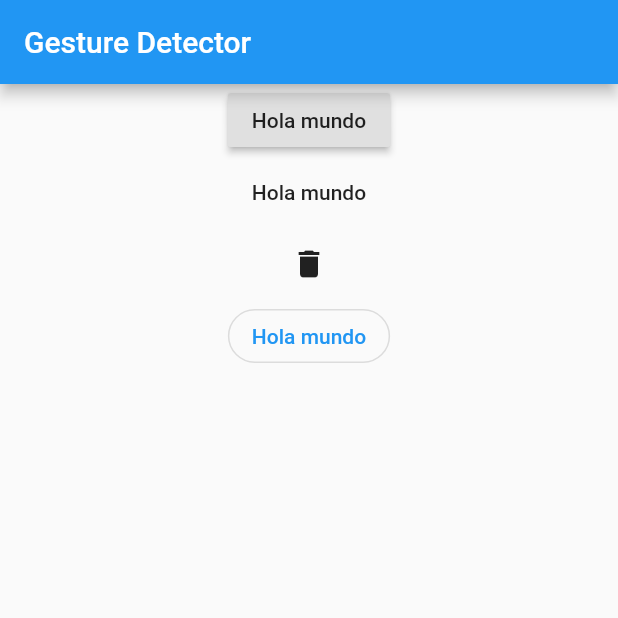
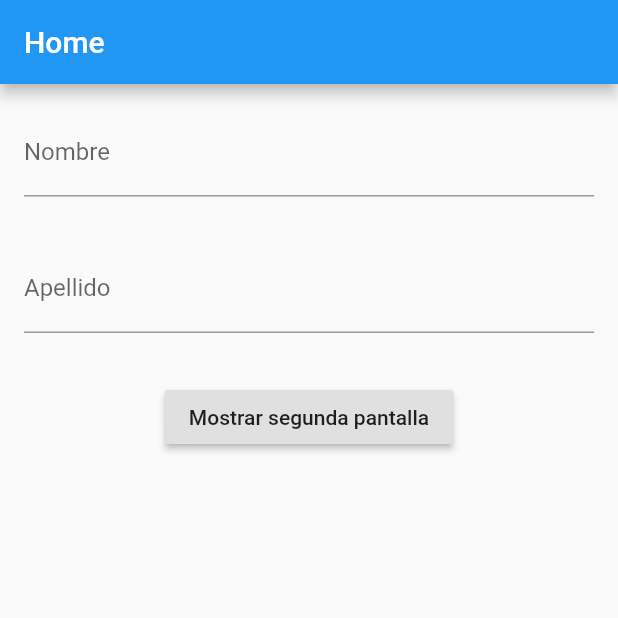
Before and after one commit to rogelio1502/learning-flutter, a Flutter app: the screen it shows after launch, on a phone screen of 412 x 824 dp, the top half of it. Run offline on Flutter 3.47's test engine with Material 2 defaults, Android fonts, the phone set to English and light mode, and no system bars.

Commit message:
navigation and textfield

```diff
--- a/lib/main.dart
+++ b/lib/main.dart
@@ -1,6 +1,8 @@
 import 'dart:async';
 
 import 'package:flutter/material.dart';
+import 'package:my_app/pages/my_home_page.dart';
+import 'package:my_app/pages/second_page.dart';
 
 void main() => runApp(const MyApp());
 
@@ -9,70 +11,14 @@ class MyApp extends StatelessWidget {
 
   @override
   Widget build(BuildContext context) {
-    return const MaterialApp(
+    return MaterialApp(
       title: 'Material App',
-      home: MyHomePage(),
+      // home: MyHomePage(),
+      initialRoute: "/",
+      routes: {
+        '/': (context) => const MyHomePage(),
+        '/second': (context) => const SecondPage()
+      },
     );
   }
 }
-
-class MyHomePage extends StatefulWidget {
-  const MyHomePage({super.key});
-
-  @override
-  State<MyHomePage> createState() => _MyHomePageState();
-}
-
-class _MyHomePageState extends State<MyHomePage> {
-  String name = "Marvin";
-  double progressValue = 0;
-  bool changesEnabled = false;
-  @override
-  Widget build(BuildContext context) {
-    return Scaffold(
-      appBar: AppBar(
-        title: const Text('Gesture Detector'),
-      ),
-      body: Center(
-        child: Column(
-          children: <Widget>[
-            RaisedButton(
-              onPressed: () {},
-              child: Text("Hola mundo"),
-            ),
-            FlatButton(
-              onPressed: () {},
-              child: Text('Hola mundo'),
-            ),
-            IconButton(
-              onPressed: () {},
-              icon: const Icon(Icons.delete),
-            ),
-            OutlinedButton(
-              onPressed: () {},
-              style: ButtonStyle(
-                shape: MaterialStateProperty.all(
-                  RoundedRectangleBorder(
-                      borderRadius: BorderRadius.circular(30)),
-                ),
-              ),
-              child: const Text("Hola mundo"),
-            ),
-          ],
-        ),
-      ),
-    );
-  }
-
-  @override
-  void initState() {
-    // TODO: implement initState
-    super.initState();
-  }
-
-  @override
-  void dispose() {
-    // TODO: implement dispose
-    super.dispose();
-  }
-}
--- /dev/null
+++ b/lib/pages/my_home_page.dart
@@ -0,0 +1,80 @@
+import 'package:flutter/material.dart';
+import 'package:my_app/pages/second_page.dart';
+
+class MyHomePage extends StatefulWidget {
+  const MyHomePage({super.key});
+
+  @override
+  State<MyHomePage> createState() => _MyHomePageState();
+}
+
+class _MyHomePageState extends State<MyHomePage> {
+  var nameTextController = TextEditingController();
+  var lastNameTextController = TextEditingController();
+  @override
+  Widget build(BuildContext context) {
+    return Scaffold(
+      appBar: AppBar(
+        title: Text('Home'),
+      ),
+      body: Column(
+        children: [
+          Container(
+            padding: const EdgeInsets.all(16),
+            child: TextField(
+              decoration: InputDecoration(labelText: "Nombre"),
+              controller: nameTextController,
+            ),
+          ),
+          Container(
+            padding: const EdgeInsets.all(16),
+            child: TextField(
+              decoration: InputDecoration(labelText: "Apellido"),
+              controller: lastNameTextController,
+            ),
+          ),
+          Container(
+            padding: EdgeInsets.all(16),
+            child: RaisedButton(
+              child: const Text("Mostrar segunda pantalla"),
+              onPressed: () {
+                _showSecondPage(context);
+              },
+            ),
+          )
+        ],
+      ),
+    );
+  }
+
+  _showSecondPage(BuildContext context) {
+    // final route = MaterialPageRoute(builder: (BuildContext context) {
+    //   return SecondPage(
+    //     name: "Marvin",
+    //   );
+    // });
+    // Navigator.of(context).push(route);
+
+    Navigator.of(context).pushNamed("/second",
+        arguments: SecondPageArguments(
+          name: nameTextController.text,
+          lastName: lastNameTextController.text,
+        ));
+  }
+
+  @override
+  void initState() {
+    // TODO: implement initState
+    super.initState();
+    print("Hola mundo");
+  }
+
+  @override
+  void dispose() {
+    // TODO: implement dispose
+    super.dispose();
+
+    nameTextController.dispose();
+    lastNameTextController.dispose();
+  }
+}
--- /dev/null
+++ b/lib/pages/second_page.dart
@@ -0,0 +1,26 @@
+import 'package:flutter/material.dart';
+
+class SecondPage extends StatelessWidget {
+  const SecondPage({super.key});
+
+  @override
+  Widget build(BuildContext context) {
+    SecondPageArguments arguments =
+        ModalRoute.of(context)?.settings.arguments as SecondPageArguments;
+
+    return Scaffold(
+      appBar: AppBar(
+        title: Text(arguments.name),
+      ),
+      body: Center(
+        child: Text(arguments.lastName),
+      ),
+    );
+  }
+}
+
+class SecondPageArguments {
+  String name;
+  String lastName;
+  SecondPageArguments({required this.name, required this.lastName});
+}
```
